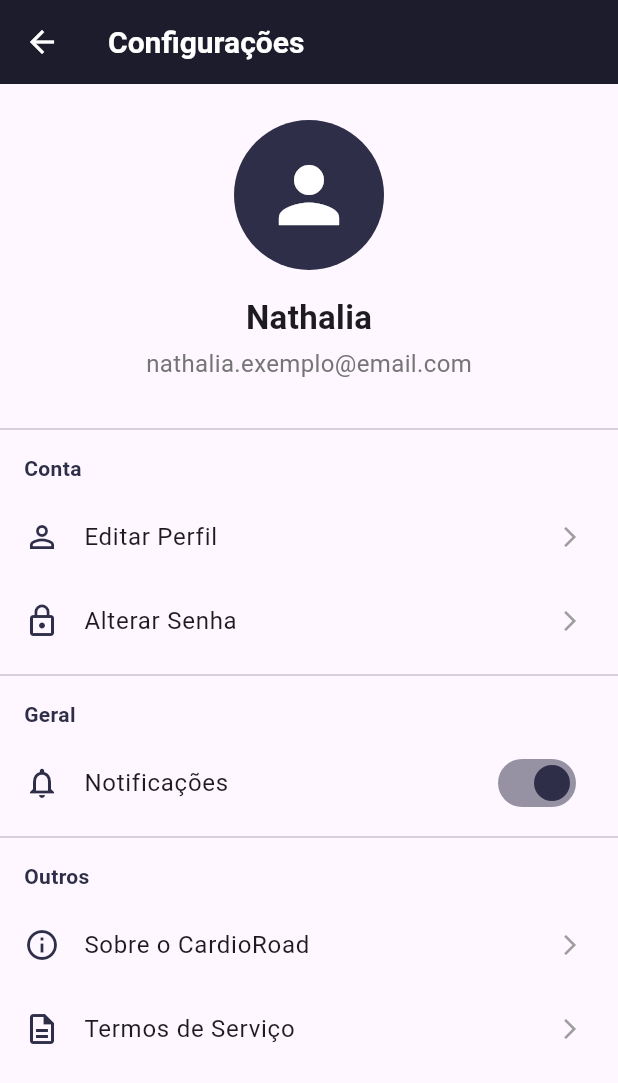
After one commit to TRKL444/CardioRoad, a Flutter app: the SettingsScreen screen opened directly, on a phone screen of 412 x 824 dp. The commit adds this screen. Shown: the top 1083 px of the screen. Run offline on Flutter 3.47's test engine with Material 3 defaults, Android fonts, the phone set to English and light mode, and no system bars; our stand-ins replace font_awesome_flutter, geolocator, mask_text_input_formatter; missing offline and left inert: cpf_cnpj_validator; Roboto replaces fonts that are missing (Poppins).

Commit message:
Feat:  Criação de novas telas de configuração de users

```diff
--- /dev/null
+++ b/lib/features/settings/settings_screen.dart
@@ -0,0 +1,93 @@
+import 'package:flutter/material.dart';
+import 'package:cardioroad/shared/themes/app_colors.dart';
+import 'package:cardioroad/features/settings/widgets/profile_header.dart';
+import 'package:cardioroad/features/settings/widgets/settings_option_tile.dart';
+
+class SettingsScreen extends StatelessWidget {
+  const SettingsScreen({super.key});
+
+  @override
+  Widget build(BuildContext context) {
+    return Scaffold(
+      appBar: AppBar(
+        title: const Text('Configurações'),
+        backgroundColor: AppColors.darkBackground,
+        iconTheme: const IconThemeData(color: AppColors.white),
+        titleTextStyle: const TextStyle(
+          color: AppColors.white,
+          fontSize: 20,
+          fontWeight: FontWeight.bold,
+        ),
+      ),
+      backgroundColor: AppColors.lightGreyBackground,
+      body: ListView(
+        children: [
+          const ProfileHeader(
+            userName: "Nathalia", // Dado de exemplo
+            userEmail: "nathalia.exemplo@email.com", // Dado de exemplo
+          ),
+          const Divider(),
+          _buildSectionHeader('Conta'),
+          SettingsOptionTile(
+            icon: Icons.person_outline,
+            title: 'Editar Perfil',
+            onTap: () {
+              // TODO: Navegar para a tela de edição de perfil
+            },
+          ),
+          SettingsOptionTile(
+            icon: Icons.lock_outline,
+            title: 'Alterar Senha',
+            onTap: () {
+              // TODO: Navegar para a tela de alteração de senha
+            },
+          ),
+          const Divider(),
+          _buildSectionHeader('Geral'),
+          SettingsOptionTile(
+            icon: Icons.notifications_none,
+            title: 'Notificações',
+            trailing: Switch(
+              value: true, // Valor de exemplo
+              onChanged: (bool value) {
+                // TODO: Implementar lógica do switch
+              },
+              activeColor: AppColors.primary,
+            ),
+            onTap: () {},
+          ),
+          const Divider(),
+          _buildSectionHeader('Outros'),
+          SettingsOptionTile(
+            icon: Icons.info_outline,
+            title: 'Sobre o CardioRoad',
+            onTap: () {
+              // TODO: Mostrar um dialog com informações do app
+            },
+          ),
+          SettingsOptionTile(
+            icon: Icons.description_outlined,
+            title: 'Termos de Serviço',
+            onTap: () {
+              // TODO: Navegar para a tela de termos de serviço
+            },
+          ),
+        ],
+      ),
+    );
+  }
+
+  Widget _buildSectionHeader(String title) {
+    return Padding(
+      padding: const EdgeInsets.symmetric(horizontal: 16.0, vertical: 8.0),
+      child: Text(
+        title,
+        style: const TextStyle(
+          fontSize: 14,
+          fontWeight: FontWeight.bold,
+          color: AppColors.primary,
+        ),
+      ),
+    );
+  }
+}
--- /dev/null
+++ b/lib/features/settings/widgets/profile_header.dart
@@ -0,0 +1,45 @@
+import 'package:flutter/material.dart';
+import 'package:cardioroad/shared/themes/app_colors.dart';
+
+class ProfileHeader extends StatelessWidget {
+  final String userName;
+  final String userEmail;
+
+  const ProfileHeader({
+    super.key,
+    required this.userName,
+    required this.userEmail,
+  });
+
+  @override
+  Widget build(BuildContext context) {
+    return Container(
+      padding: const EdgeInsets.symmetric(vertical: 24.0),
+      child: Column(
+        children: [
+          const CircleAvatar(
+            radius: 50,
+            backgroundColor: AppColors.primary,
+            child: Icon(Icons.person, size: 60, color: Colors.white),
+          ),
+          const SizedBox(height: 16),
+          Text(
+            userName,
+            style: const TextStyle(
+              fontSize: 22,
+              fontWeight: FontWeight.bold,
+            ),
+          ),
+          const SizedBox(height: 4),
+          Text(
+            userEmail,
+            style: TextStyle(
+              fontSize: 16,
+              color: Colors.grey[600],
+            ),
+          ),
+        ],
+      ),
+    );
+  }
+}
--- /dev/null
+++ b/lib/features/settings/widgets/settings_option_tile.dart
@@ -0,0 +1,27 @@
+import 'package:flutter/material.dart';
+import 'package:cardioroad/shared/themes/app_colors.dart';
+
+class SettingsOptionTile extends StatelessWidget {
+  final IconData icon;
+  final String title;
+  final VoidCallback onTap;
+  final Widget? trailing; // Para adicionar um switch ou seta
+
+  const SettingsOptionTile({
+    super.key,
+    required this.icon,
+    required this.title,
+    required this.onTap,
+    this.trailing,
+  });
+
+  @override
+  Widget build(BuildContext context) {
+    return ListTile(
+      leading: Icon(icon, color: AppColors.primary),
+      title: Text(title, style: const TextStyle(fontSize: 16)),
+      trailing: trailing ?? const Icon(Icons.arrow_forward_ios, size: 16, color: Colors.grey),
+      onTap: onTap,
+    );
+  }
+}
--- a/lib/page/telaPrincipal.dart
+++ b/lib/page/telaPrincipal.dart
@@ -2,8 +2,9 @@ import 'package:flutter/material.dart';
 import 'package:cardioroad/shared/themes/app_colors.dart';
 import 'package:cardioroad/page/pageLogin.dart';
 
-// Importamos os pacotes e telas necessários
-import 'package:cardioroad/page/historio_medicoes.dart'; // NOME DO ARQUIVO CORRIGIDO
+// Importamos as telas necessárias
+import 'package:cardioroad/page/historio_medicoes.dart';
+import 'package:cardioroad/features/settings/settings_screen.dart'; // IMPORTAÇÃO DA NOVA TELA
 import 'package:font_awesome_flutter/font_awesome_flutter.dart';
 import 'package:geolocator/geolocator.dart';
 import 'package:url_launcher/url_launcher.dart';
@@ -26,25 +27,20 @@ class _HomeScreenState extends State<HomeScreen> {
     );
   }
 
-  // Função para abrir o Google Maps e pesquisar por postos de saúde
   Future<void> _openGoogleMapsSearch() async {
     ScaffoldMessenger.of(context).showSnackBar(
       const SnackBar(content: Text('Obtendo sua localização para abrir o mapa...')),
     );
 
     try {
-      // 1. Obtemos a localização para garantir que o GPS está ativo e para ter a posição mais recente
       await _determinePosition();
-
-      // 2. Criamos uma URL de pesquisa. O app Google Maps usará a localização atual do dispositivo.
       const query = 'posto de saúde';
       final Uri url = Uri.parse('https://www.google.com/maps/search/?api=1&query=${Uri.encodeComponent(query)}');
 
-      // 3. Tentamos abrir a URL no aplicativo externo do Google Maps
       if (await canLaunchUrl(url)) {
         await launchUrl(url, mode: LaunchMode.externalApplication);
       } else {
-        throw 'Não foi possível abrir o Google Maps. Verifique se ele está instalado.';
+        throw 'Não foi possível abrir o Google Maps.';
       }
 
     } catch (e) {
@@ -59,7 +55,6 @@ class _HomeScreenState extends State<HomeScreen> {
     }
   }
 
-  // A função de adicionar medição permanece a mesma
   void _showAddMeasurementSheet() {
     final controller = TextEditingController();
     showModalBottomSheet(
@@ -128,7 +123,21 @@ class _HomeScreenState extends State<HomeScreen> {
         title: const Text('Painel de Controle', style: TextStyle(color: AppColors.white, fontWeight: FontWeight.bold)),
         iconTheme: const IconThemeData(color: AppColors.white),
         actions: [
-          IconButton(icon: const Icon(Icons.logout), tooltip: 'Sair', onPressed: _logout),
+          // ÍCONE DE CONFIGURAÇÕES ADICIONADO AQUI
+          IconButton(
+            icon: const Icon(Icons.settings_outlined),
+            tooltip: 'Configurações',
+            onPressed: () {
+              Navigator.of(context).push(
+                MaterialPageRoute(builder: (context) => const SettingsScreen()),
+              );
+            },
+          ),
+          IconButton(
+            icon: const Icon(Icons.logout),
+            tooltip: 'Sair',
+            onPressed: _logout,
+          ),
         ],
       ),
       body: SingleChildScrollView(
@@ -151,7 +160,6 @@ class _HomeScreenState extends State<HomeScreen> {
     );
   }
 
-  // Os widgets auxiliares (welcome, glucose, etc.) permanecem os mesmos
   Widget _buildWelcomeHeader() {
     return Column(
       crossAxisAlignment: CrossAxisAlignment.start,
@@ -244,14 +252,13 @@ class _HomeScreenState extends State<HomeScreen> {
           children: [
             FaIcon(icon, size: 40, color: AppColors.primary),
             const SizedBox(height: 12),
-            Text(label, textAlign: TextAlign.center, style: TextStyle(color: AppColors.darkText, fontWeight: FontWeight.w600)),
+            Text(label, textAlign: TextAlign.center, style:  TextStyle(color: AppColors.darkText, fontWeight: FontWeight.w600)),
           ],
         ),
       ),
     );
   }
 
-  // Função para pedir e obter a localização
   Future<Position> _determinePosition() async {
     bool serviceEnabled;
     LocationPermission permission;
```
